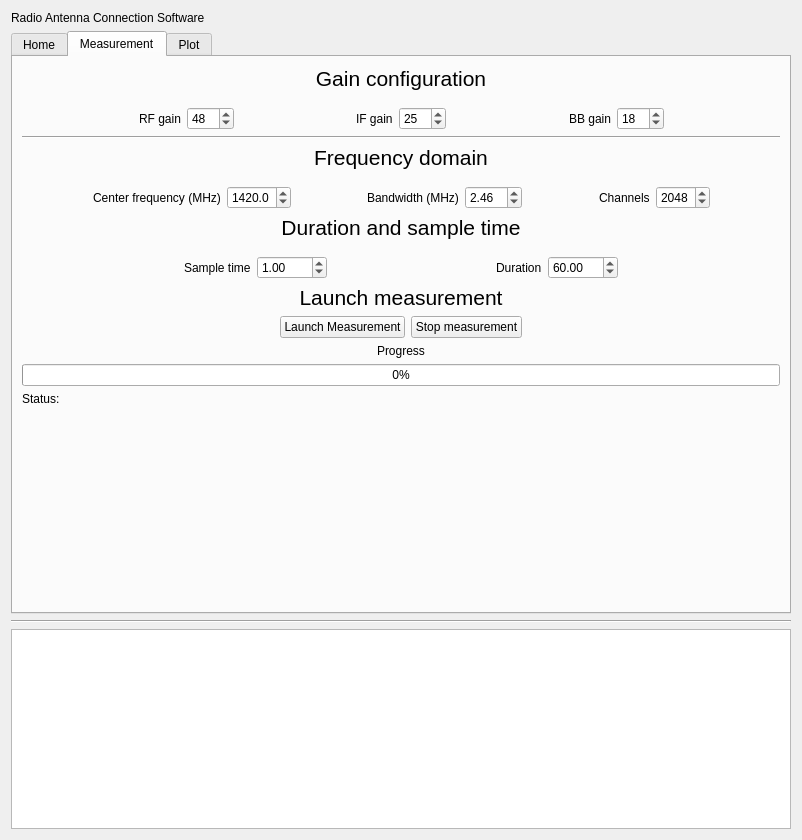
Before: the Qt Designer form GUI/formMainClient.ui in EPF-Ground-Station/VEGA_SRT, drawn with Qt 5.
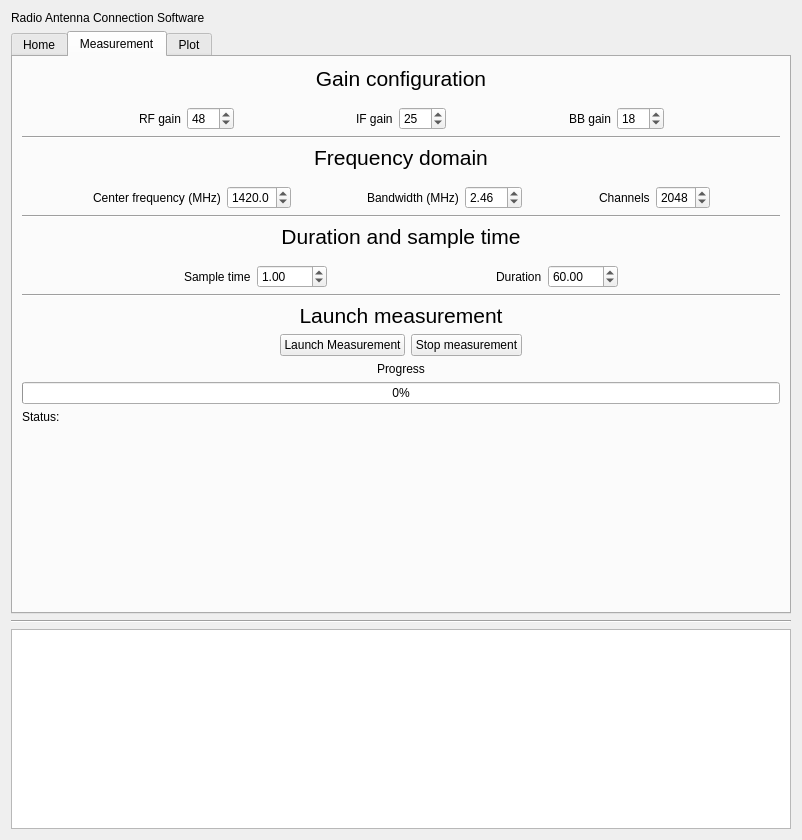
After: the same form once the commit is applied.

Commit message: Updated client GUI for measurements.

Patch:
```diff
--- a/GUI/formMainClient.ui
+++ b/GUI/formMainClient.ui
@@ -1297,6 +1297,13 @@
          </item>
         </layout>
        </item>
+       <item>
+        <widget class="Line" name="line_10">
+         <property name="orientation">
+          <enum>Qt::Horizontal</enum>
+         </property>
+        </widget>
+       </item>
        <item>
         <widget class="QLabel" name="label_23">
          <property name="text">
@@ -1411,6 +1418,13 @@
          </item>
         </layout>
        </item>
+       <item>
+        <widget class="Line" name="line_11">
+         <property name="orientation">
+          <enum>Qt::Horizontal</enum>
+         </property>
+        </widget>
+       </item>
        <item>
         <widget class="QLabel" name="label_24">
          <property name="text">
```
The commit also changes 1 other file.
